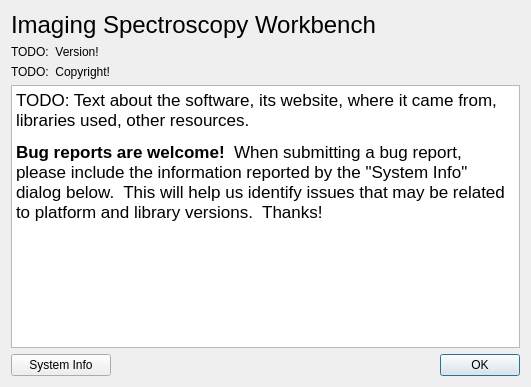
First picture: the form in src/gui/ui_files/about_dialog.ui, repository Ehlmann-research-group/WISER, before the edit.
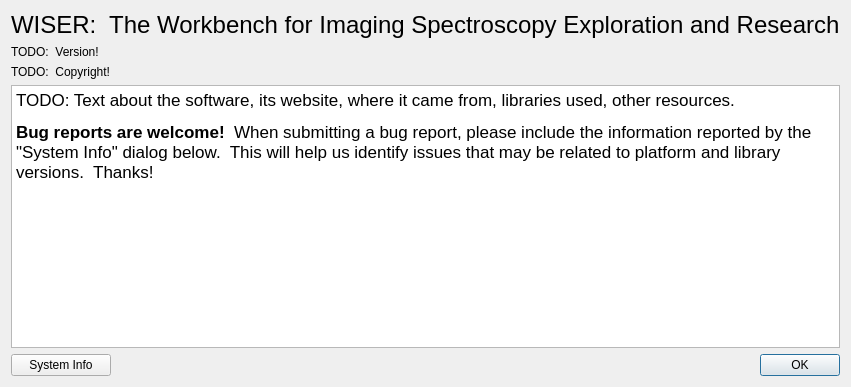
Second picture: the form after the edit.

Commit message: Update code/UI/data/documentation to new WISER name

What changed in the file:
```diff
--- a/src/gui/ui_files/about_dialog.ui
+++ b/src/gui/ui_files/about_dialog.ui
@@ -6,7 +6,7 @@
    <rect>
     <x>0</x>
     <y>0</y>
-    <width>531</width>
+    <width>611</width>
     <height>387</height>
    </rect>
   </property>
@@ -61,7 +61,7 @@
       </font>
      </property>
      <property name="text">
-      <string>Imaging Spectroscopy Workbench</string>
+      <string>WISER:  The Workbench for Imaging Spectroscopy Exploration and Research</string>
      </property>
      <property name="textFormat">
       <enum>Qt::AutoText</enum>
```
Left out of the diff: 2 changed lines with no effect on the pictures. The commit also changes 14 other files.
